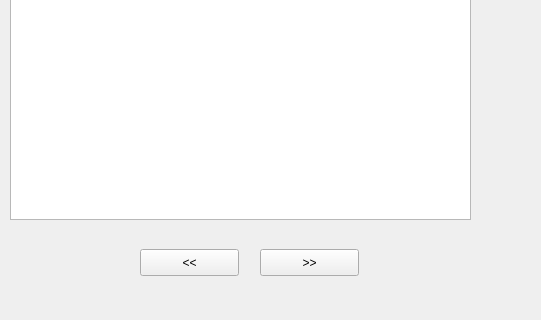
Before: the Qt Designer form Code/fileopener.ui in acobus/PDF2TeX, drawn with Qt 5; both pictures show x 350 to 891 and y 401 to 721 of the 891 by 721 pixel window.
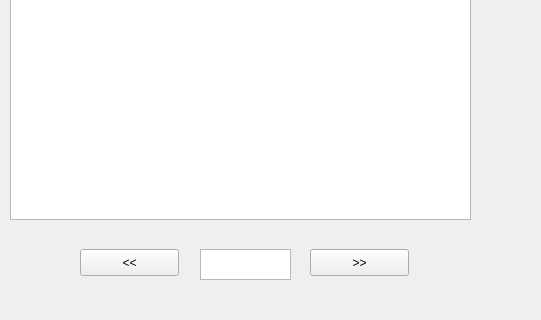
After: the same form once the commit is applied.

Patch:
```diff
--- a/Code/fileopener.ui
+++ b/Code/fileopener.ui
@@ -117,7 +117,7 @@
   <widget class="QPushButton" name="pushButton">
    <property name="geometry">
     <rect>
-     <x>490</x>
+     <x>430</x>
      <y>650</y>
      <width>99</width>
      <height>27</height>
@@ -130,7 +130,7 @@
   <widget class="QPushButton" name="next_page">
    <property name="geometry">
     <rect>
-     <x>610</x>
+     <x>660</x>
      <y>650</y>
      <width>99</width>
      <height>27</height>
@@ -140,6 +140,16 @@
     <string>&gt;&gt;</string>
    </property>
   </widget>
+  <widget class="QTextEdit" name="page_interact">
+   <property name="geometry">
+    <rect>
+     <x>550</x>
+     <y>650</y>
+     <width>91</width>
+     <height>31</height>
+    </rect>
+   </property>
+  </widget>
  </widget>
  <resources/>
  <connections/>
```
Left out of the diff: 2 changed lines with no effect on the pictures.
